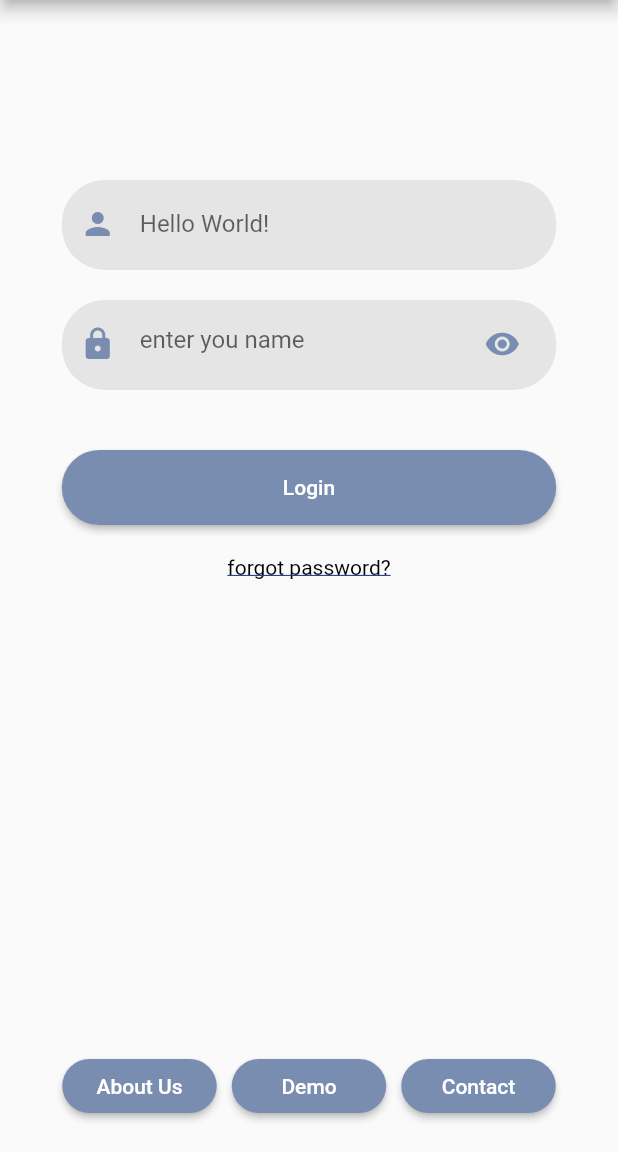
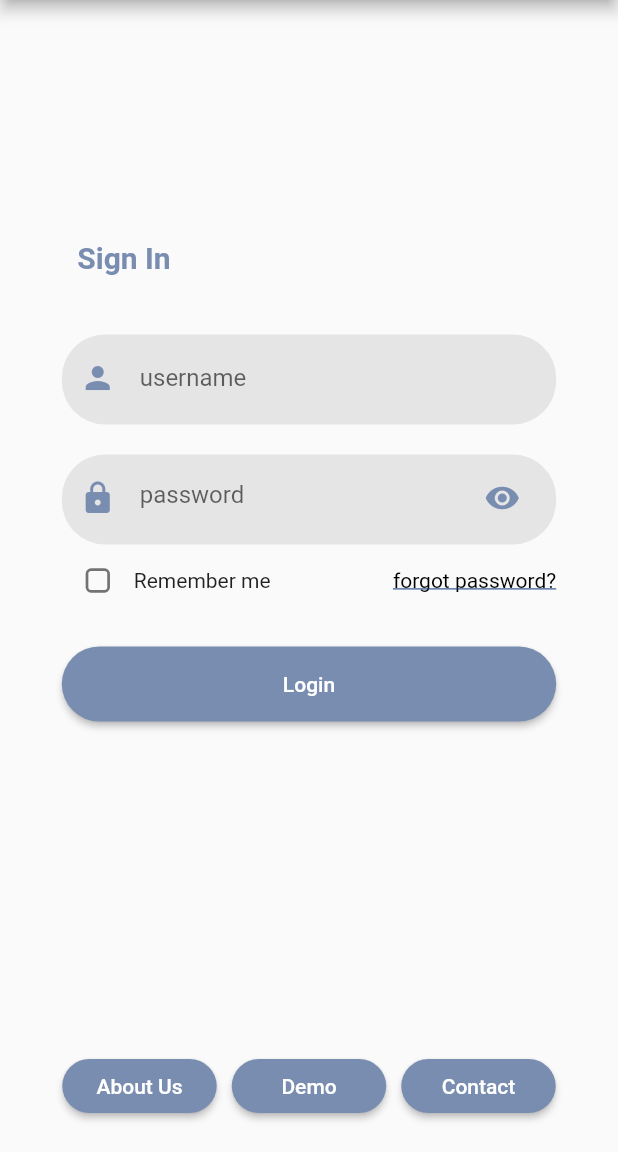
Before and after one commit to gitadam0/global_p_mobile, a Flutter app: the screen it shows after launch, on a phone screen of 412 x 824 dp, the part 84-1236 px from its top. Run offline on Flutter 3.47's test engine with Material 2 defaults, Android fonts, the phone set to English and light mode, and no system bars; our stand-ins replace flutter_riverpod, go_router, smooth_page_indicator; generated files the repository leaves out were written again; key blocks and very long unbroken strings in the code were emptied for the run.

Commit message:
added (remember me/languages(english/french)

```diff
--- a/lib/l10n/app_en.arb
+++ b/lib/l10n/app_en.arb
@@ -1,6 +1,11 @@
 {
+  "password": "password",
+
+  "username": "username",
   "helloWorld": "Hello World!",
   "@helloWorld": {
     "description": "The conventional newborn programmer greeting"
   }
+
+
 }
--- a/lib/l10n/app_fr.arb
+++ b/lib/l10n/app_fr.arb
@@ -1,6 +1,11 @@
 {
+  "password": "mot de passe",
+
+  "username": "nom d'utilisateur",
+
   "helloWorld": "Hello frenchh!",
   "@helloWorld": {
     "description": " frenchfff The conventional newborn programmer greeting"
   }
+
 }
--- a/lib/main.dart
+++ b/lib/main.dart
@@ -4,6 +4,7 @@ import 'package:global_p/about.dart';
 import 'package:global_p/contact.dart';
 import 'package:global_p/routes/go_routers.dart';
 import 'package:global_p/splash.dart';
+import 'package:go_router/go_router.dart';
 
 import 'home.dart';
 import 'package:flutter_localizations/flutter_localizations.dart';
@@ -12,6 +13,10 @@ import 'package:flutter_gen/gen_l10n/app_localizations.dart';
 
 final myProvider = StateProvider.autoDispose((ref) {
   return "en";
+});
+
+final remember_me = StateProvider.autoDispose((ref) {
+  return false;
 });
 
 void main() {
@@ -27,6 +32,7 @@ class MyApp extends ConsumerWidget {
   Widget build(BuildContext context,WidgetRef ref) {
 
     final String lang = ref.watch(myProvider);
+    final String remember = ref.watch(myProvider);
     final router = ref.watch(goRouterProvider);
 
     return MaterialApp.router(
@@ -65,7 +71,7 @@ class MyApp extends ConsumerWidget {
   }
 }
 
-class MyHomePage extends StatefulWidget {
+class MyHomePage extends ConsumerStatefulWidget  {
    MyHomePage({super.key, required this.title});
 
   final String title;
@@ -73,18 +79,23 @@ class MyHomePage extends StatefulWidget {
 
 
   @override
-  State<MyHomePage> createState() => _MyHomePageState();
+  _MyHomePageState createState() => _MyHomePageState();
 }
 
-class _MyHomePageState extends State<MyHomePage> {
+class _MyHomePageState extends ConsumerState<MyHomePage> {
+
+  var value=false;
 
   var visible = true;
-  var auth = true;
   var myform=GlobalKey<FormState>();
-  //String text = 'welcome-text'.i18n();
+  var t1 =TextEditingController();
+  var t2 =TextEditingController();
+  var auth = false;
+
    String dropdownValue = list.first;
   @override
   Widget build(BuildContext context) {
+    var auth2 = ref.watch(remember_me);
     Size s = MediaQuery.of(context).size;
 
     return Scaffold(
@@ -113,8 +124,26 @@ class _MyHomePageState extends State<MyHomePage> {
             SizedBox(
               height: 120,
             ),
-
-            //login form
+            Padding(
+              padding: const EdgeInsets.all(40.0),
+              child: Container(
+                width: s.width*0.75,
+                child: Align(alignment: Alignment.centerLeft,
+                    child: Text(
+                      "Sign In",
+                      style:TextStyle(
+                          fontSize: 20,
+                          fontWeight: FontWeight.bold,
+                          color: Color(0xff798DB1)) ,
+                    )
+                ),
+              ),
+            ),
+            //
+            //
+            //Login form
+            //
+            //
             Form(
               key: myform,
               child: Column(children: [
@@ -122,14 +151,13 @@ class _MyHomePageState extends State<MyHomePage> {
                     Txtfield(
 
                         child: TextFormField(
-
+                          controller: t1,
                           //autovalidateMode:AutovalidateMode.onUserInteraction,
-                          validator: (val){
-                            if(!(val=="admin")){
-                             // return "wrong username";
-                            }
-                          },
-
+                          // validator: (val){
+                          //   if(!(val=="admin")){
+                          //     return "wrong username";
+                          //   }
+                          // },
                           decoration: InputDecoration(
                             //contentPadding: EdgeInsets.only(left: 35, right: 5, top: 5, bottom: 5),
                             //errorStyle: TextStyle(fontSize: 12, height: 0),
@@ -141,19 +169,17 @@ class _MyHomePageState extends State<MyHomePage> {
                               color: Color(0xff798DB1),
                             ),
                             //hintText: "Username",
-                            hintText: AppLocalizations.of(context)!.helloWorld.toString(),
-
+                            hintText: AppLocalizations.of(context)!.username.toString(),
                           ),
                           cursorColor: Color(0xff798DB1),
-                        )),
-
-
-
+                        )
+                    ),
                 SizedBox(
                   height: 20,
                 ),
                 Txtfield(
                     child: TextFormField(
+                      controller: t2,
                       obscureText: visible,
                       decoration: InputDecoration(
                           border: InputBorder.none,
@@ -169,46 +195,110 @@ class _MyHomePageState extends State<MyHomePage> {
                               });
                             },
                           ),
-                          hintText: "enter you name"),
+                          hintText: AppLocalizations.of(context)!.password.toString()
+                      ),
                       cursorColor: Color(0xff798DB1),
                     )),
               ],),
             ),
 
-            SizedBox(
-              height: 40,
+            auth?
+            Container(
+              padding: EdgeInsets.fromLTRB(0, 5, 0, 0),
+              //decoration: BoxDecoration(color: Color(0x55000000)),
+              width: s.width*0.72,
+              child: Text("wrong credentiels",style: TextStyle(color: Colors.red),),
+            ):
+            Container(
+              height: 0,
+              padding: EdgeInsets.fromLTRB(0, 0, 0,0 ),
+              //decoration: BoxDecoration(color: Color(0x55000000)),
+              width: s.width*0.72,
+              child: Text("",style: TextStyle(color: Colors.red),),
             ),
+
+            Container(
+              padding: EdgeInsets.fromLTRB(0, 0, 0, 20),
+              //decoration: BoxDecoration(color: Color(0x55000000)),
+              width: s.width*0.8,
+              child: Row(
+
+                mainAxisAlignment: MainAxisAlignment.spaceBetween,
+                children: [
+                  //
+                  //Checkbox
+                  //
+                  Row(children: [
+                    Transform.scale(
+                      scale: 0.9,
+                      child: Checkbox(
+                        checkColor: Color(0xff000000),
+                        activeColor:Color(0xff798DB1) ,
+                        shape: RoundedRectangleBorder( borderRadius: BorderRadius.all(Radius.circular(4))),
+                        value: auth2,
+                        onChanged: (n){
+                          ref.read(remember_me.notifier).state=!ref.watch(remember_me);
+                        },
+                      ),
+                    ),
+                    Text("Remember me"),
+
+
+                  ],),
+                  Text(
+                    "forgot password?",
+                    style: TextStyle(
+                        color: Color(0xff000000),
+                        decoration: TextDecoration.underline,
+                        decorationColor: Color(0xff143a80)),
+                  ),
+                ],
+              ),
+            ),
+            //
+            //
+            // // // Login Button
+            //
+            //
             SizedBox(
               height: 50,
               width: s.width * 0.8,
               //width: 150,
               child: ElevatedButton(
                 onPressed: () {
-                  // if(myform.currentState!.validate()){
-                  // }
-                  //Navigator.pushNamed(context, "/home");
-                  Navigator.pushReplacementNamed(context, "/home");
+                   // if(myform.currentState!.validate()){
+                   // }
+                  if(t1.text=="" && t2.text==""){
+                    setState(() {
+                      auth=false;
+                      context.go('/home');
+                    });
+                  }else{
+                    setState(() {
+                      auth=true;
+                    });
+                  }
+                  //context.go('/home');
                 },
                 child: Text('Login'),
                 style: ElevatedButton.styleFrom(
                     shape: StadiumBorder(), primary: Color(0xff798DB1)),
               ),
             ),
-            SizedBox(
-              height: 20,
-            ),
-            Row(
-              mainAxisAlignment: MainAxisAlignment.center,
-              children: [
-                Text(
-                  "forgot password?",
-                  style: TextStyle(
-                      color: Color(0xff000000),
-                      decoration: TextDecoration.underline,
-                      decorationColor: Color(0xff143a80)),
-                ),
-              ],
-            ),
+
+
+            // Row(
+            //   mainAxisAlignment: MainAxisAlignment.center,
+            //   children: [
+            //     Text(
+            //       "forgot password?",
+            //       style: TextStyle(
+            //           color: Color(0xff000000),
+            //           decoration: TextDecoration.underline,
+            //           decorationColor: Color(0xff143a80)),
+            //     ),
+            //   ],
+            // ),
             Expanded(
                 child: SizedBox(
               height: 10,
@@ -260,7 +350,11 @@ class _MyHomePageState extends State<MyHomePage> {
                          //    context,
                          //    _createRoute1(),
                          //  );
-                          _showBottomSheet(context,s.height*0.7);
+                         // _showBottomSheet(context,s.height*0.7);
+                          //context.go('/onboarding');
+                          //GoRouter.of(context).go("/onboarding");
+                          context.push("/onboarding");
+                          //GoRouter.of(context).push("/onboarding");
                         },
                         child: Text('Demo'),
                         style: ElevatedButton.styleFrom(
@@ -527,11 +621,8 @@ class _DropdownButtonExampleState extends ConsumerState<DropdownButtonExample> {
       padding: const EdgeInsets.all(12.0),
       child: DropdownButton<String>(
         value: dropdownValue,
-
-        //elevation: 16,
-        style:
-        const TextStyle(color: Colors.black),
-
+        elevation: 16,
+        style: const TextStyle(color: Colors.black),
         onChanged: (String? value) {
           // This is called when the user selects an item.
           setState(() {
--- a/lib/routes/go_routers.dart
+++ b/lib/routes/go_routers.dart
@@ -1,15 +1,33 @@
 
 
 import 'package:flutter_riverpod/flutter_riverpod.dart';
+import 'package:global_p/home.dart';
+import 'package:global_p/onboarding.dart';
+import 'package:global_p/splash.dart';
 import 'package:go_router/go_router.dart';
 
 import '../main.dart';
 
 final goRouterProvider = Provider<GoRouter>((ref) {
-  return GoRouter(routes: [
-    GoRoute(
-        path: "/",
-        builder: (context,state) => MyHomePage(title: "u")
-    )
+
+  return GoRouter(
+    initialLocation: "/",
+      routes: [
+          GoRoute(
+              path: "/",
+              builder: (context,state) => splash()
+          ),
+          GoRoute(
+              path: "/login",
+              builder: (context,state) => MyHomePage(title: "u")
+          ),
+          GoRoute(
+              path: "/home",
+              builder: (context,state) => home()
+          ),
+        GoRoute(
+            path: "/onboarding",
+            builder: (context,state) => onBoarding()
+        ),
   ]);
 });
```
Also changed, not shown: flutter_native_splash.yaml (added, +146 -0 lines), lib/data.dart (+6 -1 lines), lib/home.dart (+39 -25 lines), lib/onboarding.dart (added, +77 -0 lines), lib/splash.dart (+8 -5 lines), pubspec.yaml (+10 -0 lines), images/menu_imgs/Application.png (added), images/menu_imgs/bord.png (added), images/menu_imgs/configuration.png (added), images/menu_imgs/service.png (added), pubspec.lock, 11 other files.
